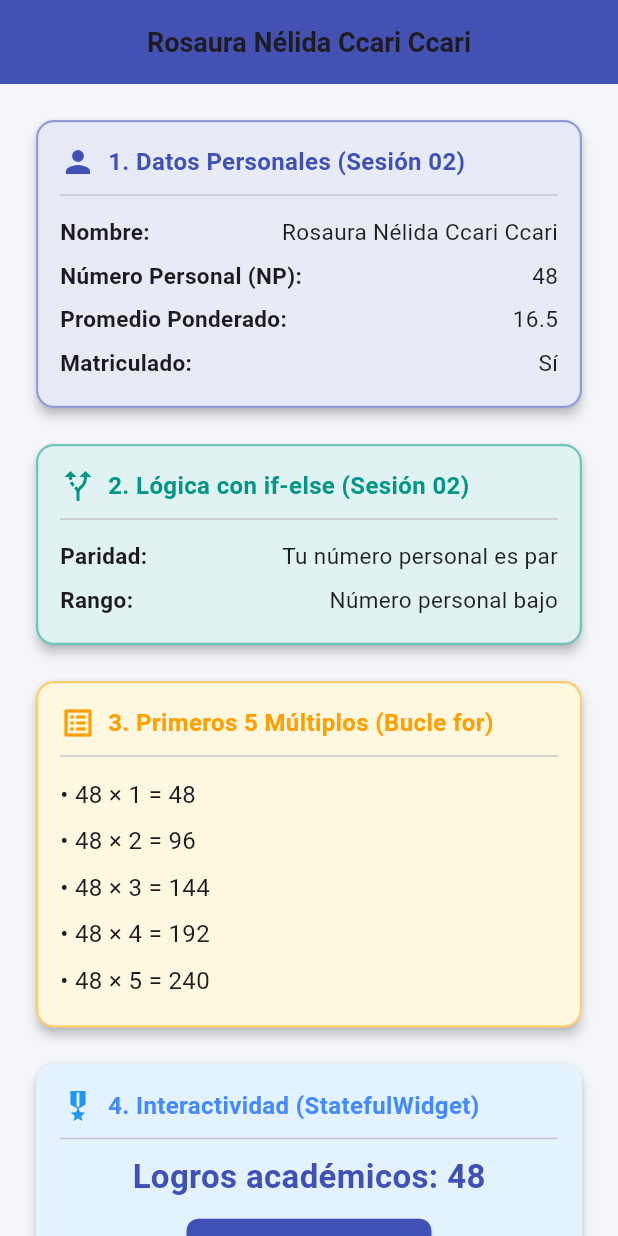
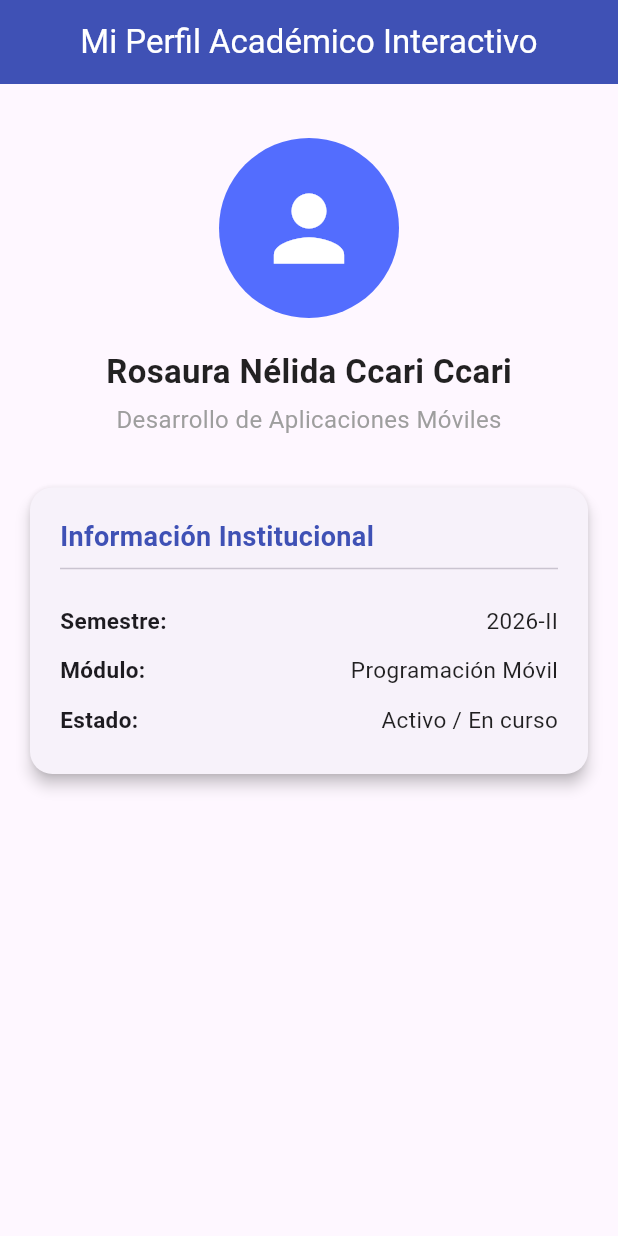
Before and after one commit to andreallanos098-a11y/app_movil_2026_2_rncc, a Flutter app: the screen it shows after launch, on a phone screen of 412 x 824 dp. Run offline on Flutter 3.47's test engine with Material 3 defaults, Android fonts, the phone set to English and light mode, and no system bars.

Commit message:
style: actualizacion de perfil academico

```diff
--- a/lib/main.dart
+++ b/lib/main.dart
@@ -11,161 +11,87 @@ class MiPerfilApp extends StatelessWidget {
   Widget build(BuildContext context) {
     return MaterialApp(
       debugShowCheckedModeBanner: false,
-      title: 'Mi Perfil Académico Interactivo',
+      title: 'Mi Perfil Académico',
       theme: ThemeData(
         primarySwatch: Colors.indigo,
-        scaffoldBackgroundColor: const Color(0xFFF4F6F9),
+        useMaterial3: true,
       ),
       home: const PerfilScreen(),
     );
   }
 }
 
-class PerfilScreen extends StatefulWidget {
+class PerfilScreen extends StatelessWidget {
   const PerfilScreen({super.key});
 
   @override
-  State<PerfilScreen> createState() => _PerfilScreenState();
-}
-
-class _PerfilScreenState extends State<PerfilScreen> {
-  final String nombreCompleto = 'Rosaura Nélida Ccari Ccari';
-  final int numeroPersonal = 48;
-  final double promedioPonderado = 16.5;
-  final bool estaMatriculado = true;
-
-  late int logrosAcademicos = numeroPersonal;
-
-  @override
   Widget build(BuildContext context) {
-    String mensajeParImpar = (numeroPersonal % 2 == 0)
-        ? 'Tu número personal es par'
-        : 'Tu número personal es impar';
-
-    String mensajeRango = (numeroPersonal > 50)
-        ? 'Número personal alto'
-        : 'Número personal bajo';
-
-    List<String> multiplosList = [];
-    for (int i = 1; i <= 5; i++) {
-      int resultado = numeroPersonal * i;
-      multiplosList.add('$numeroPersonal × $i = $resultado');
-    }
-
     return Scaffold(
       appBar: AppBar(
-        title: Text(
-          nombreCompleto,
-          style: const TextStyle(fontWeight: FontWeight.bold, fontSize: 18),
-        ),
+        title: const Text('Mi Perfil Académico Interactivo'),
         centerTitle: true,
         backgroundColor: Colors.indigo,
-        elevation: 4,
+        foregroundColor: Colors.white,
       ),
       body: SingleChildScrollView(
-        padding: const EdgeInsets.all(20.0),
-        child: Center(
-          child: ConstrainedBox(
-            constraints: const BoxConstraints(maxWidth: 600),
-            child: Column(
-              crossAxisAlignment: CrossAxisAlignment.stretch,
-              children: [
-                // Tarjeta 1: Datos Personales
-                _buildCard(
-                  title: '1. Datos Personales (Sesión 02)',
-                  icon: Icons.person,
-                  color: Colors.indigo.shade50,
-                  borderColor: Colors.indigo,
-                  children: [
-                    _buildInfoRow('Nombre:', nombreCompleto),
-                    _buildInfoRow('Número Personal (NP):', '$numeroPersonal'),
-                    _buildInfoRow('Promedio Ponderado:', '$promedioPonderado'),
-                    _buildInfoRow('Matriculado:', estaMatriculado ? 'Sí' : 'No'),
-                  ],
-                ),
-                const SizedBox(height: 16),
-
-                // Tarjeta 2: Clasificación if-else
-                _buildCard(
-                  title: '2. Lógica con if-else (Sesión 02)',
-                  icon: Icons.alt_route,
-                  color: Colors.teal.shade50,
-                  borderColor: Colors.teal,
-                  children: [
-                    _buildInfoRow('Paridad:', mensajeParImpar),
-                    _buildInfoRow('Rango:', mensajeRango),
-                  ],
-                ),
-                const SizedBox(height: 16),
-
-                // Tarjeta 3: Múltiplos con for
-                _buildCard(
-                  title: '3. Primeros 5 Múltiplos (Bucle for)',
-                  icon: Icons.list_alt,
-                  color: Colors.amber.shade50,
-                  borderColor: Colors.amber.shade700,
-                  children: multiplosList
-                      .map((m) => Padding(
-                            padding: const EdgeInsets.symmetric(vertical: 4.0),
-                            child: Text('• $m', style: const TextStyle(fontSize: 16)),
-                          ))
-                      .toList(),
-                ),
-                const SizedBox(height: 16),
-
-                // Tarjeta 4: Interactividad StatefulWidget
-                Card(
-                  elevation: 3,
-                  shape: RoundedRectangleBorder(borderRadius: BorderRadius.circular(12)),
-                  color: Colors.blue.shade50,
-                  child: Padding(
         padding: const EdgeInsets.all(16.0),
         child: Column(
+          crossAxisAlignment: CrossAxisAlignment.center,
           children: [
-                        const Row(
-                          children: [
-                            Icon(Icons.military_tech, color: Colors.blue),
-                            SizedBox(width: 8),
-                            Text(
-                              '4. Interactividad (StatefulWidget)',
+            const SizedBox(height: 20),
+            // Avatar o foto de perfil
+            const CircleAvatar(
+              radius: 60,
+              backgroundColor: Colors.indigoAccent,
+              child: Icon(
+                Icons.person,
+                size: 70,
+                color: Colors.white,
+              ),
+            ),
+            const SizedBox(height: 20),
+            // Nombre del estudiante
+            const Text(
+              'Rosaura Nélida Ccari Ccari',
+              style: TextStyle(
+                fontSize: 22,
+                fontWeight: FontWeight.bold,
+                color: Colors.black87,
+              ),
+            ),
+            const SizedBox(height: 5),
+            const Text(
+              'Desarrollo de Aplicaciones Móviles',
               style: TextStyle(
                 fontSize: 16,
-                                fontWeight: FontWeight.bold,
-                                color: Colors.blueAccent,
+                color: Colors.grey,
               ),
             ),
-                          ],
+            const SizedBox(height: 30),
+            // Tarjeta de información académica
+            Card(
+              elevation: 4,
+              shape: RoundedRectangleBorder(
+                borderRadius: BorderRadius.circular(15),
               ),
-                        const Divider(height: 20),
+              child: Padding(
+                padding: const EdgeInsets.all(20.0),
+                child: Column(
+                  crossAxisAlignment: CrossAxisAlignment.start,
+                  children: const [
                     Text(
-                          'Logros académicos: $logrosAcademicos',
-                          style: const TextStyle(
-                            fontSize: 22,
+                      'Información Institucional',
+                      style: TextStyle(
+                        fontSize: 18,
                         fontWeight: FontWeight.bold,
                         color: Colors.indigo,
                       ),
                     ),
-                        const SizedBox(height: 12),
-                        ElevatedButton.icon(
-                          onPressed: () {
-                            setState(() {
-                              logrosAcademicos++;
-                            });
-                          },
-                          style: ElevatedButton.styleFrom(
-                            backgroundColor: Colors.indigo,
-                            foregroundColor: Colors.white,
-                            padding: const EdgeInsets.symmetric(horizontal: 24, vertical: 12),
-                            shape: RoundedRectangleBorder(
-                              borderRadius: BorderRadius.circular(8),
-                            ),
-                          ),
-                          icon: const Icon(Icons.add),
-                          label: const Text(
-                            'Sumar logro',
-                            style: TextStyle(fontSize: 16, fontWeight: FontWeight.bold),
-                          ),
-                        ),
+                    Divider(),
+                    SizedBox(height: 10),
+                    InfoRow(label: 'Semestre:', value: '2026-II'),
+                    InfoRow(label: 'Módulo:', value: 'Programación Móvil'),
+                    InfoRow(label: 'Estado:', value: 'Activo / En curso'),
                   ],
                 ),
               ),
@@ -173,60 +99,31 @@ class _PerfilScreenState extends State<PerfilScreen> {
           ],
         ),
       ),
-        ),
-      ),
     );
   }
-
-  Widget _buildCard({
-    required String title,
-    required IconData icon,
-    required Color color,
-    required Color borderColor,
-    required List<Widget> children,
-  }) {
-    return Card(
-      elevation: 3,
-      shape: RoundedRectangleBorder(
-        borderRadius: BorderRadius.circular(12),
-        side: BorderSide(color: borderColor.withOpacity(0.5), width: 1.5),
-      ),
-      color: color,
-      child: Padding(
-        padding: const EdgeInsets.all(16.0),
-        child: Column(
-          crossAxisAlignment: CrossAxisAlignment.start,
-          children: [
-            Row(
-              children: [
-                Icon(icon, color: borderColor),
-                const SizedBox(width: 8),
-                Text(
-                  title,
-                  style: TextStyle(
-                    fontSize: 16,
-                    fontWeight: FontWeight.bold,
-                    color: borderColor,
-                  ),
-                ),
-              ],
-            ),
-            const Divider(height: 20),
-            ...children,
-          ],
-        ),
-      ),
-    );
 }
 
-  Widget _buildInfoRow(String label, String value) {
+class InfoRow extends StatelessWidget {
+  final String label;
+  final String value;
+
+  const InfoRow({super.key, required this.label, required this.value});
+
+  @override
+  Widget build(BuildContext context) {
     return Padding(
-      padding: const EdgeInsets.symmetric(vertical: 4.0),
+      padding: const EdgeInsets.symmetric(vertical: 6.0),
       child: Row(
         mainAxisAlignment: MainAxisAlignment.spaceBetween,
         children: [
-          Text(label, style: const TextStyle(fontWeight: FontWeight.w600, fontSize: 15)),
-          Text(value, style: const TextStyle(fontSize: 15, color: Colors.black87)),
+          Text(
+            label,
+            style: const TextStyle(fontWeight: FontWeight.w600, fontSize: 15),
+          ),
+          Text(
+            value,
+            style: const TextStyle(fontSize: 15, color: Colors.black87),
+          ),
         ],
       ),
     );
```
Lines whose indentation alone changed are shown as unchanged.
